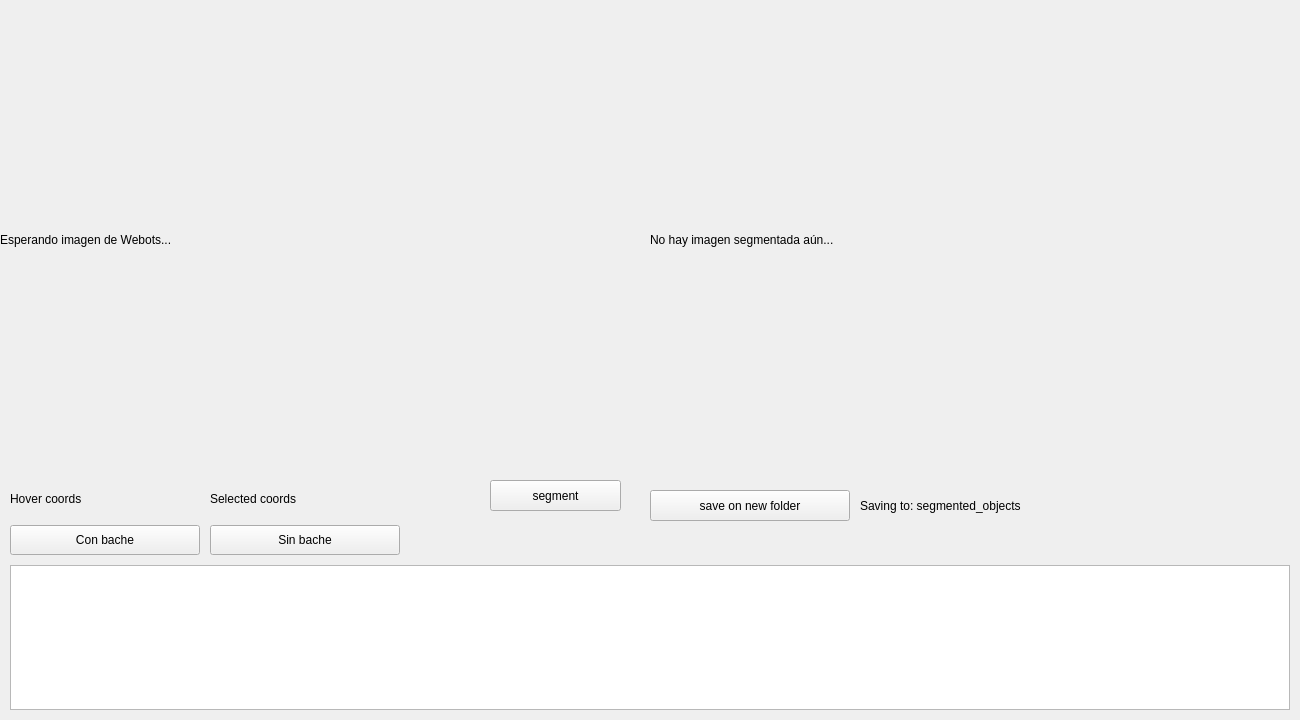
This is agents/vision_sam/src/mainUI.ui in jcalderon12/robocomp-insight as Qt 5 draws it before an edit. The edited form follows.
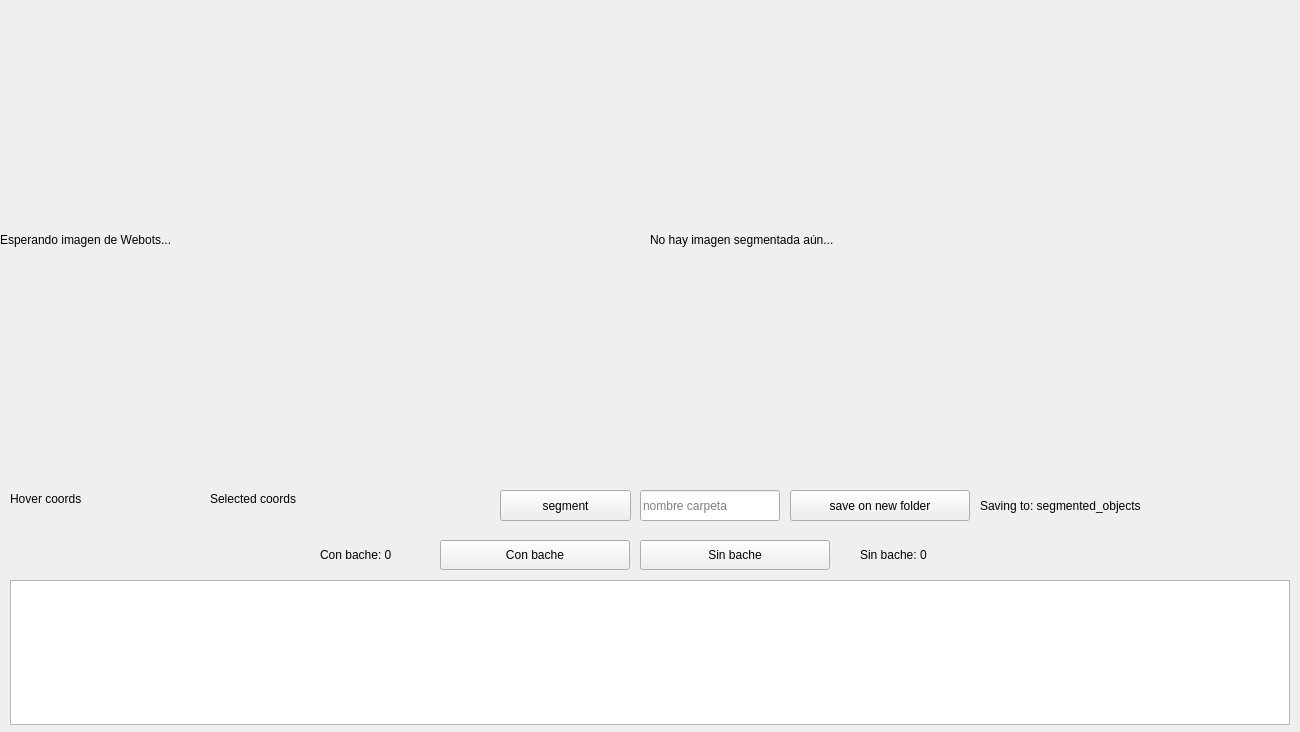
This is the edited form.

```diff
--- a/agents/vision_sam/src/mainUI.ui
+++ b/agents/vision_sam/src/mainUI.ui
@@ -7,7 +7,7 @@
     <x>0</x>
     <y>0</y>
     <width>1300</width>
-    <height>720</height>
+    <height>732</height>
    </rect>
   </property>
   <property name="windowTitle">
@@ -74,8 +74,8 @@
   <widget class="QPushButton" name="segment_button">
    <property name="geometry">
     <rect>
-     <x>490</x>
-     <y>480</y>
+     <x>500</x>
+     <y>490</y>
      <width>131</width>
      <height>31</height>
     </rect>
@@ -84,12 +84,25 @@
     <string>segment</string>
    </property>
   </widget>
+  <widget class="QLineEdit" name="save_folder_name_edit">
+   <property name="geometry">
+    <rect>
+     <x>640</x>
+     <y>490</y>
+     <width>140</width>
+     <height>31</height>
+    </rect>
+   </property>
+   <property name="placeholderText">
+    <string>nombre carpeta</string>
+   </property>
+  </widget>
   <widget class="QPushButton" name="save_new_folder_button">
    <property name="geometry">
     <rect>
-     <x>650</x>
+     <x>790</x>
      <y>490</y>
-     <width>200</width>
+     <width>180</width>
      <height>31</height>
     </rect>
    </property>
@@ -100,9 +113,9 @@
   <widget class="QLabel" name="current_folder_label">
    <property name="geometry">
     <rect>
-     <x>860</x>
+     <x>980</x>
      <y>490</y>
-     <width>430</width>
+     <width>320</width>
      <height>31</height>
     </rect>
    </property>
@@ -110,11 +123,24 @@
     <string>Saving to: segmented_objects</string>
    </property>
   </widget>
+  <widget class="QLabel" name="bump_present_count_label">
+   <property name="geometry">
+    <rect>
+     <x>320</x>
+     <y>540</y>
+     <width>111</width>
+     <height>30</height>
+    </rect>
+   </property>
+   <property name="text">
+    <string>Con bache: 0</string>
+   </property>
+  </widget>
   <widget class="QPushButton" name="bump_present_button">
    <property name="geometry">
     <rect>
-     <x>10</x>
-     <y>525</y>
+     <x>440</x>
+     <y>540</y>
      <width>190</width>
      <height>30</height>
     </rect>
@@ -126,8 +152,8 @@
   <widget class="QPushButton" name="bump_absent_button">
    <property name="geometry">
     <rect>
-     <x>210</x>
-     <y>525</y>
+     <x>640</x>
+     <y>540</y>
      <width>190</width>
      <height>30</height>
     </rect>
@@ -136,11 +162,24 @@
     <string>Sin bache</string>
    </property>
   </widget>
+  <widget class="QLabel" name="bump_absent_count_label">
+   <property name="geometry">
+    <rect>
+     <x>860</x>
+     <y>540</y>
+     <width>101</width>
+     <height>30</height>
+    </rect>
+   </property>
+   <property name="text">
+    <string>Sin bache: 0</string>
+   </property>
+  </widget>
   <widget class="QPlainTextEdit" name="debug_log">
    <property name="geometry">
     <rect>
      <x>10</x>
-     <y>565</y>
+     <y>580</y>
      <width>1280</width>
      <height>145</height>
     </rect>
```
